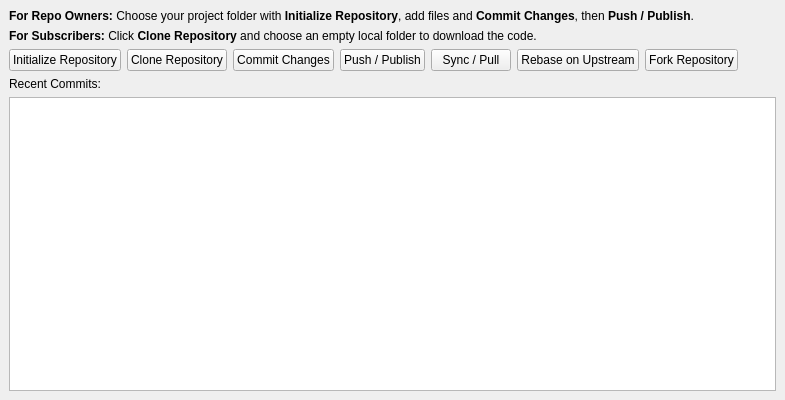
Above: gui/GitWidget.ui from defnax/retroGit before the change. Below: the same form after it.
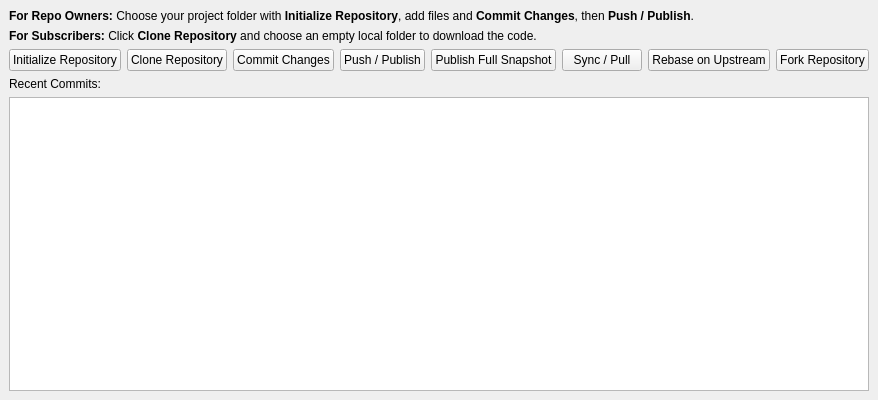
That is the form after the change. Icons and pictures are not drawn.

Commit message:
Full snapshot button, clearer clone errors
- Owner can publish all objects and refs as one update
- Name the first update that can't be applied
- Report when no updates were received
- Move a broken local repository aside and show the libgit2 error

Diff of the .ui file:
```diff
--- a/gui/GitWidget.ui
+++ b/gui/GitWidget.ui
@@ -91,6 +91,20 @@
        </property>
       </widget>
      </item>
+     <item>
+      <widget class="QPushButton" name="mBtnSnapshot">
+       <property name="toolTip">
+        <string>Publish all commits, branches and tags again as one self-contained update. Anyone can clone from it alone, even when older updates are missing.</string>
+       </property>
+       <property name="text">
+        <string>Publish Full Snapshot</string>
+       </property>
+       <property name="icon">
+        <iconset resource="RetroGit_images.qrc">
+         <normaloff>:/images/database_.png</normaloff>:/images/database_.png</iconset>
+       </property>
+      </widget>
+     </item>
      <item>
       <widget class="QPushButton" name="mBtnPull">
        <property name="text">
```
The commit also changes 8 other files.
